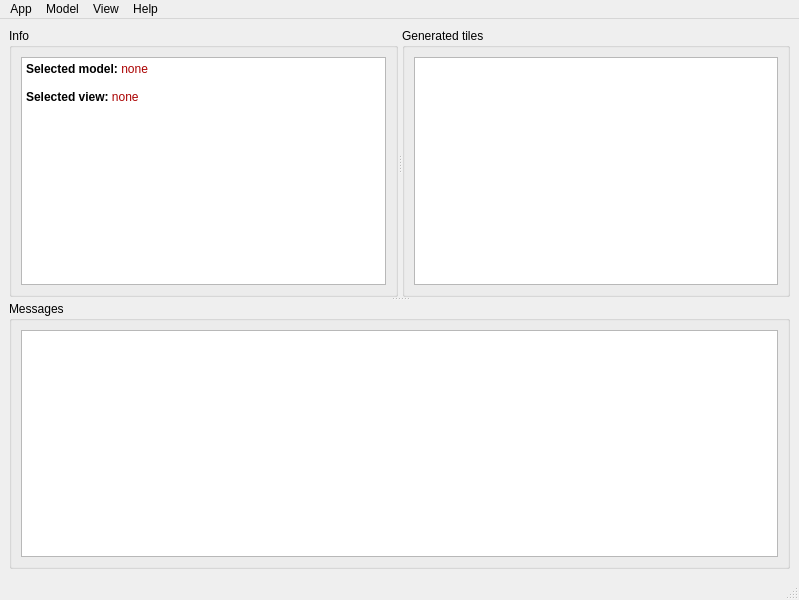
The window that covering/qt_gui/ui_xml/main.ui (Jakoma02/pyCovering) describes before a commit, drawn with Qt 5.
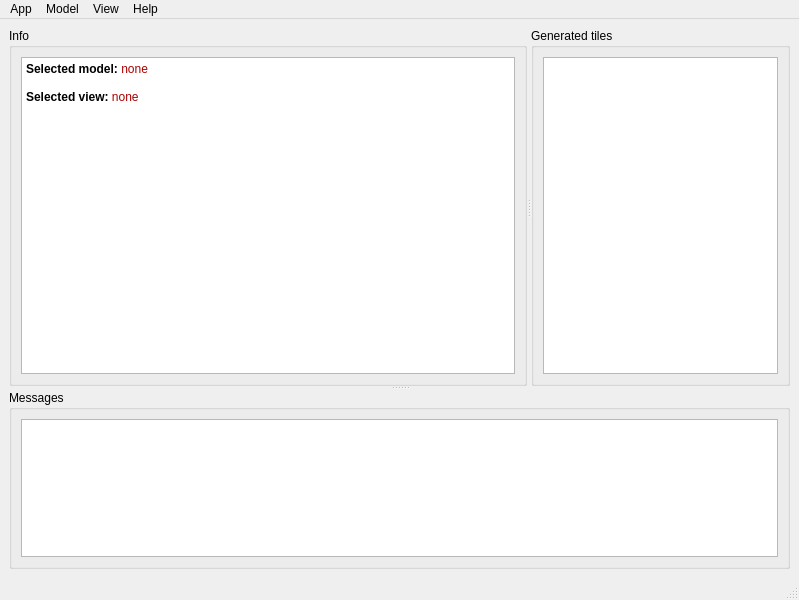
The same window after the commit. Custom widgets are drawn as their Qt base class.

The edit to the form file:
```diff
--- a/covering/qt_gui/ui_xml/main.ui
+++ b/covering/qt_gui/ui_xml/main.ui
@@ -21,10 +21,22 @@
        <enum>Qt::Vertical</enum>
       </property>
       <widget class="QSplitter" name="splitter">
+       <property name="sizePolicy">
+        <sizepolicy hsizetype="Preferred" vsizetype="Preferred">
+         <horstretch>0</horstretch>
+         <verstretch>2</verstretch>
+        </sizepolicy>
+       </property>
        <property name="orientation">
         <enum>Qt::Horizontal</enum>
        </property>
        <widget class="QGroupBox" name="groupBox_3">
+        <property name="sizePolicy">
+         <sizepolicy hsizetype="Preferred" vsizetype="Preferred">
+          <horstretch>2</horstretch>
+          <verstretch>0</verstretch>
+         </sizepolicy>
+        </property>
         <property name="title">
          <string>Info</string>
         </property>
@@ -48,6 +60,12 @@
         </layout>
        </widget>
        <widget class="QGroupBox" name="groupBox">
+        <property name="sizePolicy">
+         <sizepolicy hsizetype="Preferred" vsizetype="Preferred">
+          <horstretch>1</horstretch>
+          <verstretch>0</verstretch>
+         </sizepolicy>
+        </property>
         <property name="title">
          <string>Generated tiles</string>
         </property>
@@ -59,6 +77,12 @@
        </widget>
       </widget>
       <widget class="QGroupBox" name="groupBox_2">
+       <property name="sizePolicy">
+        <sizepolicy hsizetype="Preferred" vsizetype="Preferred">
+         <horstretch>0</horstretch>
+         <verstretch>1</verstretch>
+        </sizepolicy>
+       </property>
        <property name="title">
         <string>Messages</string>
        </property>
```
